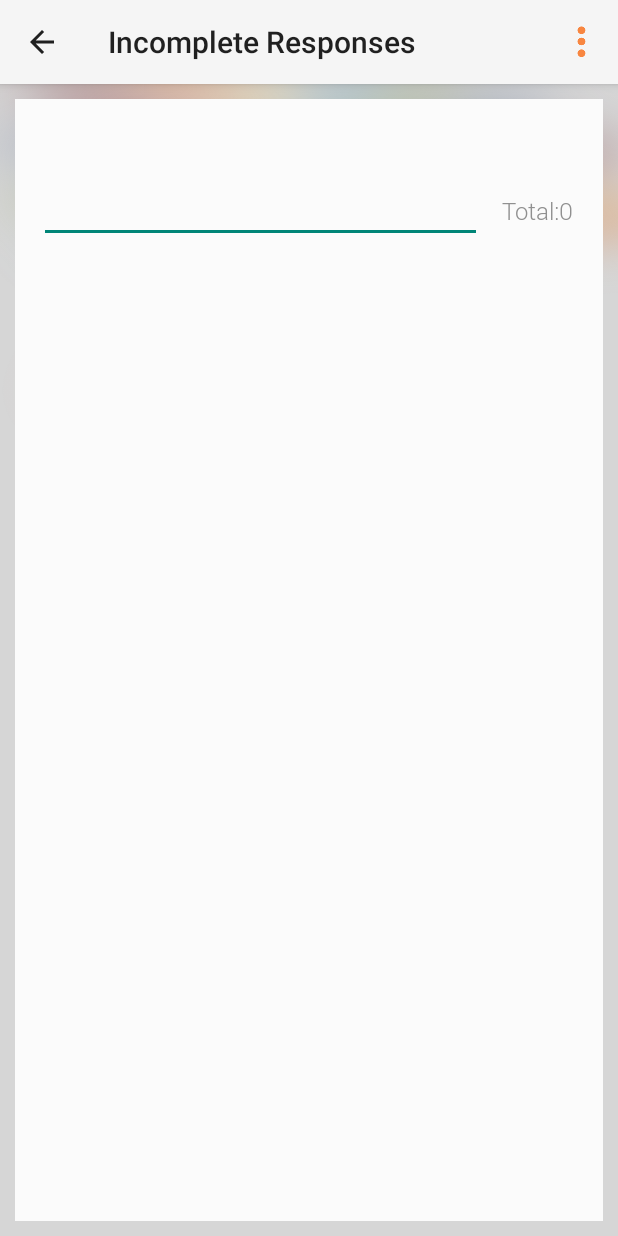
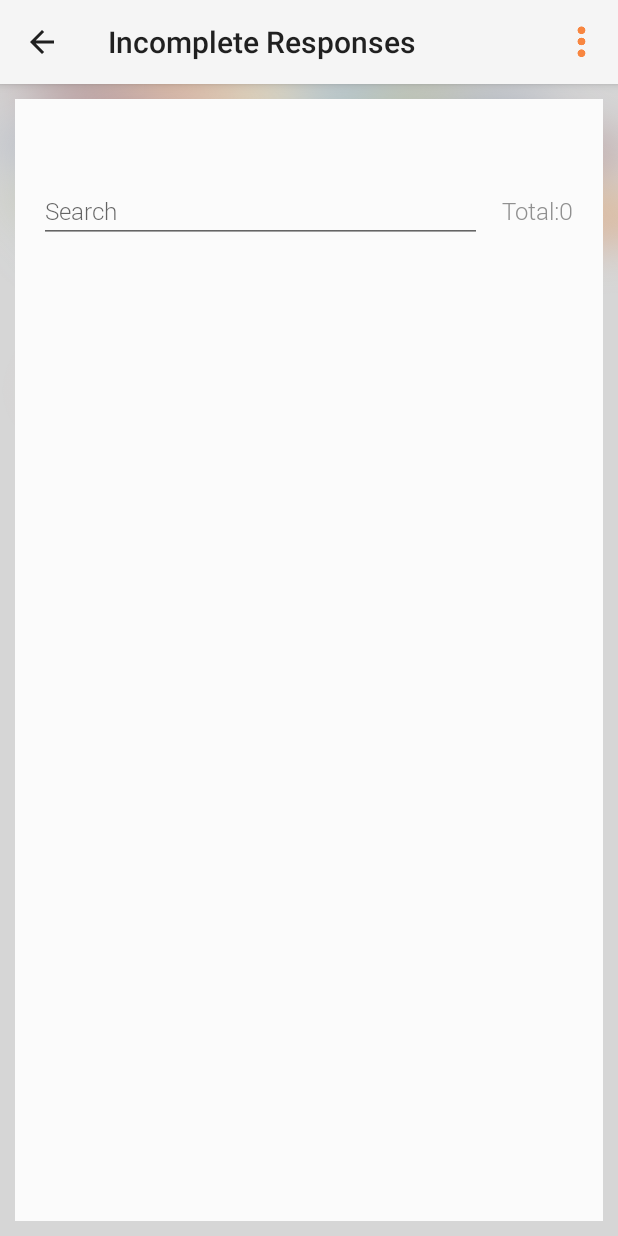
Before and after one commit to khyateh/lumstic-mobile, an Android app: the IncompleteResponseActivity screen opened directly, with no data from a screen before it, on a phone screen of 412 x 824 dp. Run offline under Robolectric (Android 15) with nearby library versions, the phone set to English and light mode, and no system bars; libraries missing offline, so code that uses them is left out: com.crashlytics.android, io.fabric.sdk; 5 statements that could not run were skipped.

Commit message:
Stop focus in the filter edit box and the first question of survey response

```diff
--- a/app/src/main/res/layout/activity_incomplete_response.xml
+++ b/app/src/main/res/layout/activity_incomplete_response.xml
@@ -38,6 +38,14 @@
             android:orientation="horizontal"
             android:paddingRight="30px">
 
+            <!-- Dummy edit to take focus !-->
+            <EditText
+                android:layout_width="0px"
+                android:layout_height="0px"
+                android:focusable="true"
+                android:focusableInTouchMode="true"/>
+
+
             <com.lumstic.ashoka.views.RobotoLightEditText
                 android:id="@+id/inputFilter"
                 android:layout_width="fill_parent"
@@ -46,6 +54,7 @@
                 android:textSize="16sp"
                 android:textStyle="italic"
                 android:singleLine="true"
+                android:hint="@string/filter_hint"
                 android:layout_toLeftOf="@+id/total_survey_container"/>
 
 
--- a/app/src/main/res/layout/activity_new_response.xml
+++ b/app/src/main/res/layout/activity_new_response.xml
@@ -34,6 +34,12 @@
                 android:layout_width="wrap_content"
                 android:layout_height="fill_parent">
 
+                <!-- Dummy edit to take focus !-->
+                <EditText
+                android:layout_width="0px"
+                android:layout_height="0px"
+                android:focusable="true"
+                android:focusableInTouchMode="true"/>
 
                 <LinearLayout
                     android:id="@+id/field_container"
--- a/app/src/main/res/values/strings.xml
+++ b/app/src/main/res/values/strings.xml
@@ -28,5 +28,7 @@
     <string name="request_password">REQUEST PASSWORD</string>
     <string name="survey_description">Lorem Ipsum is simply dummy text of the printing and typesetting industry.</string>
     <string name="multirecord_tag">tag</string>
+    <string name="filter_hint">Search</string>
+
 
 </resources>
```
